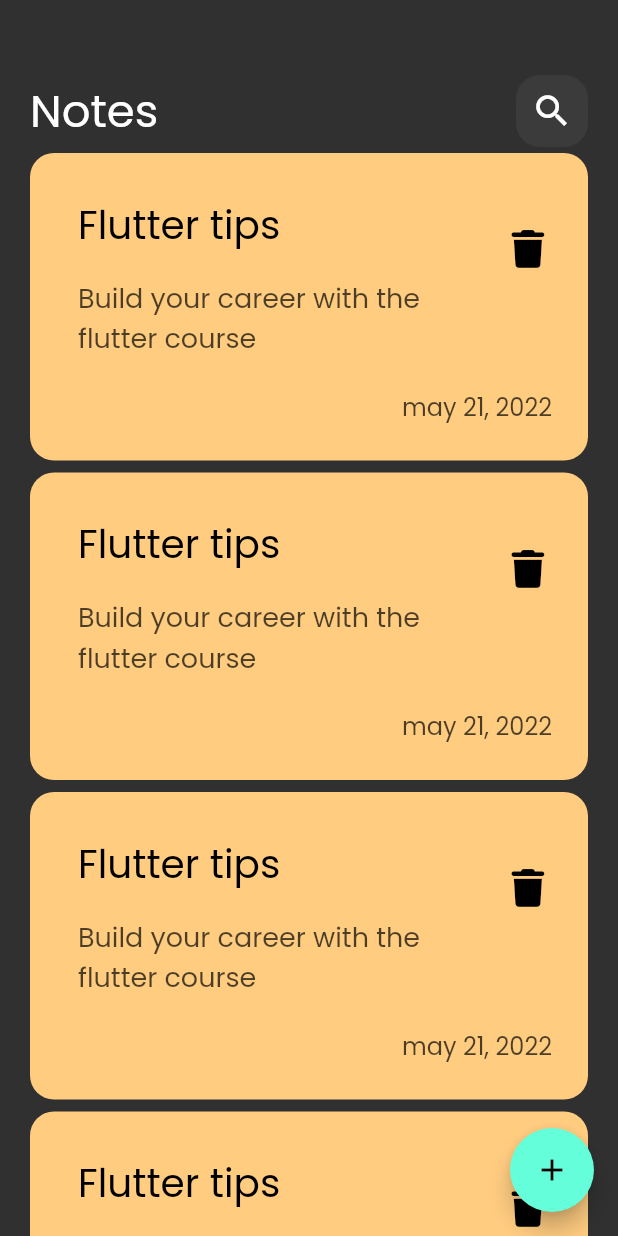
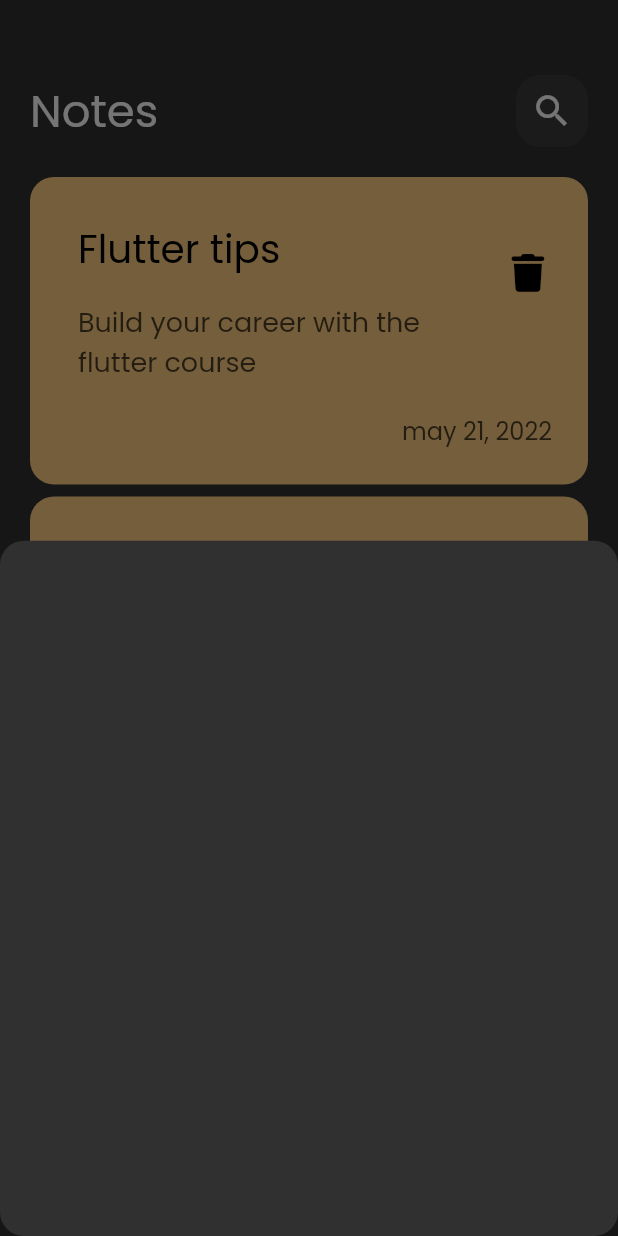
Before and after one commit to He-ema/Notes_app, a Flutter app: the screen it shows after launch, after a tap on the "add" icon, on a phone screen of 412 x 824 dp. Run offline on Flutter 3.47's test engine with Material 2 defaults, Android fonts, the phone set to English and light mode, and no system bars; our stand-ins replace font_awesome_flutter.

Commit message:
show modal bottom sheet

```diff
--- a/lib/views/notes_view.dart
+++ b/lib/views/notes_view.dart
@@ -1,4 +1,5 @@
 import 'package:flutter/material.dart';
+import 'package:noteapp/views/widgets/add_note_buttom_sheet.dart';
 import 'package:noteapp/views/widgets/notes_view_body.dart';
 
 class NotesView extends StatelessWidget {
@@ -8,7 +9,15 @@ class NotesView extends StatelessWidget {
   Widget build(BuildContext context) {
     return Scaffold(
       floatingActionButton: FloatingActionButton(
-        onPressed: () {},
+        onPressed: () {
+          showModalBottomSheet(
+              shape: RoundedRectangleBorder(
+                  borderRadius: BorderRadius.circular(16)),
+              context: context,
+              builder: (context) {
+                return AddNoteButtomSheet();
+              });
+        },
         child: Icon(Icons.add),
       ),
       body: const NotesViewBody(),
--- /dev/null
+++ b/lib/views/widgets/add_note_buttom_sheet.dart
@@ -0,0 +1,10 @@
+import 'package:flutter/material.dart';
+
+class AddNoteButtomSheet extends StatelessWidget {
+  const AddNoteButtomSheet({super.key});
+
+  @override
+  Widget build(BuildContext context) {
+    return Container();
+  }
+}
--- a/lib/views/widgets/notes_list_view.dart
+++ b/lib/views/widgets/notes_list_view.dart
@@ -7,13 +7,16 @@ class NotesListView extends StatelessWidget {
 
   @override
   Widget build(BuildContext context) {
-    return ListView.builder(
+    return Padding(
+      padding: const EdgeInsets.symmetric(vertical: 16.0),
+      child: ListView.builder(
           padding: EdgeInsets.zero,
           itemBuilder: (context, index) {
             return const Padding(
               padding: EdgeInsets.symmetric(vertical: 4.0),
               child: NoteItem(),
             );
-        });
+          }),
+    );
   }
 }
```
Lines whose indentation alone changed are shown as unchanged.
